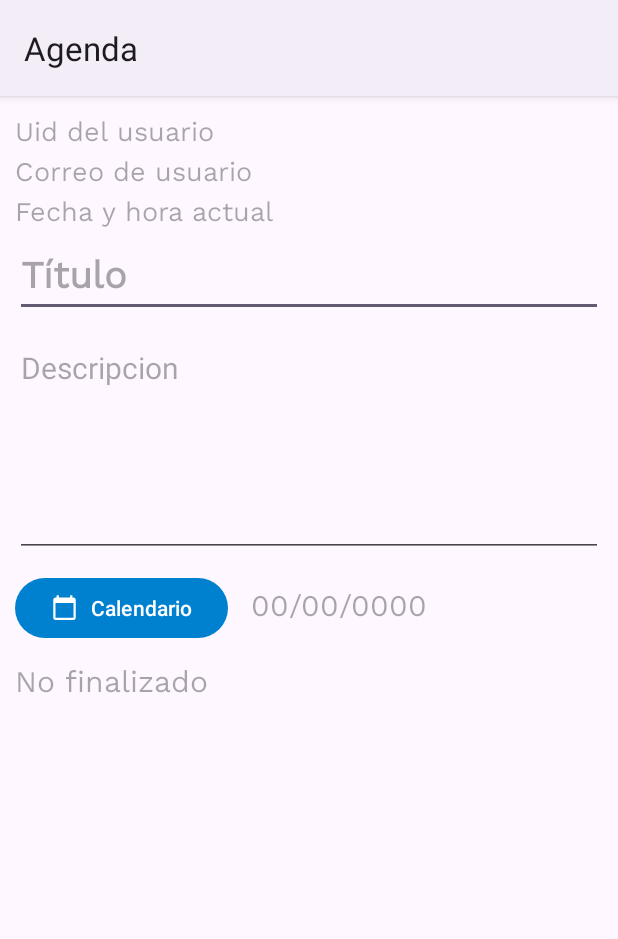
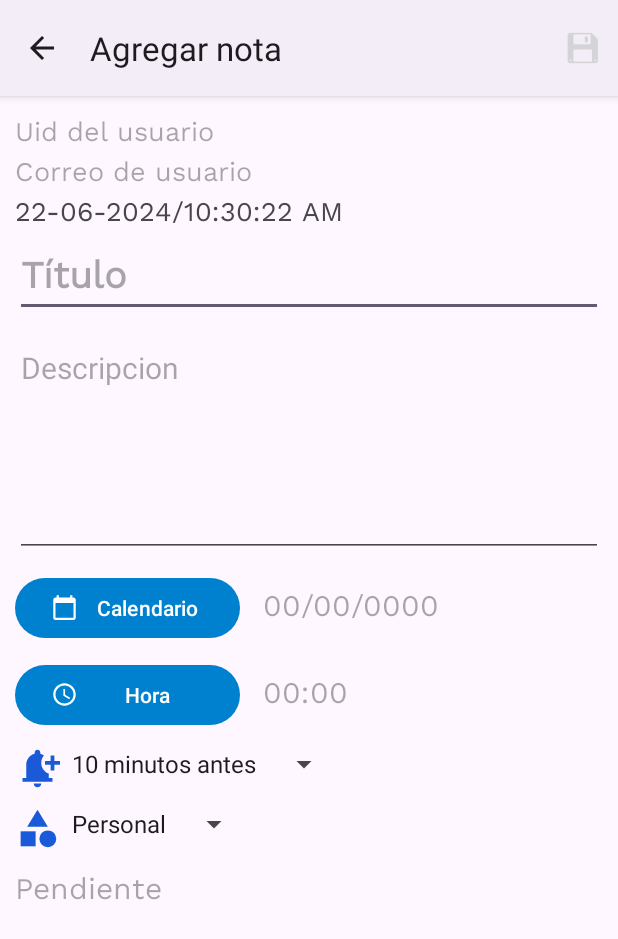
Before and after one commit to Brend-hs/Agenda, an Android app: the Agregar_Nota screen opened directly, with no data from a screen before it, on a phone screen of 412 x 824 dp. Shown: the top 939 px of the screen. Run offline under Robolectric (Android 15) with nearby library versions, the phone set to English and light mode, and no system bars.

Commit message:
Agregar nota

```diff
--- a/app/src/main/java/com/example/agenda/AgregarNota/Agregar_Nota.java
+++ b/app/src/main/java/com/example/agenda/AgregarNota/Agregar_Nota.java
@@ -1,8 +1,24 @@
 package com.example.agenda.AgregarNota;
 
+import android.app.DatePickerDialog;
+import android.app.TimePickerDialog;
 import android.os.Bundle;
+import android.view.Menu;
+import android.view.MenuInflater;
+import android.view.MenuItem;
+import android.view.View;
+import android.widget.ArrayAdapter;
+import android.widget.Button;
+import android.widget.DatePicker;
+import android.widget.EditText;
+import android.widget.Spinner;
+import android.widget.TextView;
+import android.widget.TimePicker;
+import android.widget.Toast;
 
 import androidx.activity.EdgeToEdge;
+import androidx.annotation.NonNull;
+import androidx.appcompat.app.ActionBar;
 import androidx.appcompat.app.AppCompatActivity;
 import androidx.core.graphics.Insets;
 import androidx.core.view.ViewCompat;
@@ -10,7 +26,19 @@ import androidx.core.view.WindowInsetsCompat;
 
 import com.example.agenda.R;
 
+import java.text.SimpleDateFormat;
+import java.util.Calendar;
+import java.util.Locale;
+
 public class Agregar_Nota extends AppCompatActivity {
+
+    TextView Uid_Usuario, Correo_Usuario, Fecha_hora_actual, Fecha, Hora, Estado;
+    EditText Titulo, Descripcion;
+    Button Btn_Calendario, Btn_Hora;
+
+    int mes, dia, anio, hora, minuto;
+
+    Spinner SpinnerNotificacion, SpinnerCategoria;
 
     @Override
     protected void onCreate(Bundle savedInstanceState) {
@@ -22,5 +50,173 @@ public class Agregar_Nota extends AppCompatActivity {
             v.setPadding(systemBars.left, systemBars.top, systemBars.right, systemBars.bottom);
             return insets;
         });
+
+        ActionBar actionBar = getSupportActionBar();
+        actionBar.setTitle("Agregar nota");
+        actionBar.setDisplayShowHomeEnabled(true);
+        actionBar.setDisplayHomeAsUpEnabled(true);
+
+        InicializarVariables();
+        ObtenerDatos();
+        Obtener_Fecha_Hora_Actual();
+
+        Btn_Calendario.setOnClickListener(new View.OnClickListener() {
+            @Override
+            public void onClick(View v) {
+                final Calendar calendario = Calendar.getInstance();
+                dia = calendario.get(Calendar.DAY_OF_MONTH);
+                mes = calendario.get(Calendar.MONTH);
+                anio = calendario.get(Calendar.YEAR);
+
+                DatePickerDialog datePickerDialog = new DatePickerDialog(Agregar_Nota.this, new DatePickerDialog.OnDateSetListener() {
+                    @Override
+                    public void onDateSet(DatePicker view, int AnioSeleccionado, int MesSeleccionado, int DiaSeleccionado) {
+                        String diaFormateado, mesFormateado;
+
+                        //Obtener dia
+                        if(DiaSeleccionado<10){
+                            diaFormateado = "0"+String.valueOf(DiaSeleccionado); //9/mes/año -> 09/mes/año
+                        }else{
+                            diaFormateado = String.valueOf(DiaSeleccionado);
+                        }
+
+                        //Obtener el mes
+                        int Mes = MesSeleccionado+1; //Para que no inicialice en 0
+                        if(Mes<10){
+                            mesFormateado = "0"+String.valueOf(Mes);// dia/9/año -> dia/09/año
+                        }else{
+                            mesFormateado = String.valueOf(Mes);
+                        }
+
+                        //Seter fecha en textview
+                        Fecha.setText(diaFormateado+"/"+mesFormateado+"/"+AnioSeleccionado);
+                    }
+                }
+                ,anio,mes,dia);
+                datePickerDialog.show();
+            }
+        });
+
+        Btn_Hora.setOnClickListener(new View.OnClickListener() {
+            @Override
+            public void onClick(View v) {
+                final Calendar calendario = Calendar.getInstance();
+                hora = calendario.get(Calendar.HOUR_OF_DAY);
+                minuto = calendario.get(Calendar.MINUTE);
+
+                TimePickerDialog timePickerDialog = new TimePickerDialog(Agregar_Nota.this, new TimePickerDialog.OnTimeSetListener() {
+                    @Override
+                    public void onTimeSet(TimePicker view, int HoraSeleccionada, int MinutoSeleccionado) {
+                        String horaFormateada, minutoFormateado;
+                        String AM_PM="AM";
+                        //Obtener hora
+                        if(HoraSeleccionada>=12){
+                            AM_PM="PM";
+                            if(HoraSeleccionada>=13 && HoraSeleccionada<24){
+                                HoraSeleccionada-=12;
+                                horaFormateada = String.valueOf(HoraSeleccionada);
+                            }else{
+                                HoraSeleccionada = 12;
+                                horaFormateada = String.valueOf(HoraSeleccionada);
+                            }
+                        } else if (HoraSeleccionada==0) {
+                            HoraSeleccionada=12;
+                            horaFormateada = String.valueOf(HoraSeleccionada);
+                        }
+
+                        if(HoraSeleccionada<9){
+                            horaFormateada = "0"+String.valueOf(HoraSeleccionada);
+                        }else{
+                            horaFormateada = String.valueOf(HoraSeleccionada);
+                        }
+
+                        //Obtener minutos
+                        if(MinutoSeleccionado<9){
+                            minutoFormateado = "0"+String.valueOf(MinutoSeleccionado);
+                        }else{
+                            minutoFormateado = String.valueOf(MinutoSeleccionado);
+                        }
+
+                        //Seter hora en textview
+                        Hora.setText(horaFormateada+":"+minutoFormateado+" "+AM_PM);
+                    }
+                }
+                        ,hora,minuto,false);
+                timePickerDialog.show();
+            }
+        });
+
+        EstablecerNotificacion();
+        EstabecerCategoria();
+
+        /*TO-DO:
+        * Poder añadir otra categoria
+        * Añadir contacto*/
+    }
+
+    private void InicializarVariables(){
+        Uid_Usuario = findViewById(R.id.Uid_Usuario);
+        Correo_Usuario= findViewById(R.id.Correo_Usuario);
+        Fecha_hora_actual= findViewById(R.id.Fecha_hora_actual);
+        Fecha = findViewById(R.id.Fecha);
+        Hora = findViewById(R.id.Hora);
+        Estado = findViewById(R.id.Estado);
+
+        Titulo = findViewById(R.id.Titulo);
+        Descripcion = findViewById(R.id.Descripcion);
+        Btn_Calendario = findViewById(R.id.Btn_Calendario);
+        Btn_Hora = findViewById(R.id.Btn_Hora);
+
+        SpinnerNotificacion = findViewById(R.id.SpinnerNotificacion);
+        SpinnerCategoria = findViewById(R.id.SpinnerCategoria);
+    }
+
+    private void ObtenerDatos(){
+        String uid_recuperado = getIntent().getStringExtra("Uid");
+        String correo_recuperado = getIntent().getStringExtra("Correo");
+
+        Uid_Usuario.setText(uid_recuperado);
+        Correo_Usuario.setText(correo_recuperado);
+    }
+
+    private void Obtener_Fecha_Hora_Actual(){
+        String fecha_hora_registro = new SimpleDateFormat("dd-MM-yyyy/HH:mm:ss a",
+                Locale.getDefault()).format(System.currentTimeMillis());
+        Fecha_hora_actual.setText(fecha_hora_registro);
+    }
+
+    private void EstablecerNotificacion() {
+        ArrayAdapter<CharSequence> notificacionAdapter = ArrayAdapter.createFromResource(Agregar_Nota.this,
+                R.array.Opciones_Notificacion, android.R.layout.simple_spinner_item);
+        notificacionAdapter.setDropDownViewResource(android.R.layout.simple_spinner_dropdown_item);
+        SpinnerNotificacion.setAdapter(notificacionAdapter);
+    }
+
+    private void EstabecerCategoria(){
+        ArrayAdapter<CharSequence> categoriaAdapter = ArrayAdapter.createFromResource(Agregar_Nota.this,
+                R.array.Opciones_Categoria, android.R.layout.simple_spinner_item);
+        categoriaAdapter.setDropDownViewResource(android.R.layout.simple_spinner_dropdown_item);
+        SpinnerCategoria.setAdapter(categoriaAdapter);
+    }
+
+    @Override
+    public boolean onCreateOptionsMenu(Menu menu) {
+        MenuInflater menuInflater = getMenuInflater();
+        menuInflater.inflate(R.menu.menu_agenda,menu);
+        return super.onCreateOptionsMenu(menu);
+    }
+
+    @Override
+    public boolean onOptionsItemSelected(@NonNull MenuItem item) {
+        if(item.getItemId()==R.id.Agregar_Nota_BD){
+            Toast.makeText(this, "Nota agregada", Toast.LENGTH_SHORT).show();
+        }
+        return super.onOptionsItemSelected(item);
+    }
+
+    @Override
+    public boolean onSupportNavigateUp() {
+        onBackPressed();
+        return super.onSupportNavigateUp();
     }
 }
--- /dev/null
+++ b/app/src/main/res/drawable/icono_categoria.xml
@@ -0,0 +1,9 @@
+<vector xmlns:android="http://schemas.android.com/apk/res/android" android:height="24dp" android:tint="#1A59D8" android:viewportHeight="24" android:viewportWidth="24" android:width="24dp">
+
+    <path android:fillColor="@android:color/white" android:pathData="M12,2l-5.5,9h11z"/>
+
+    <path android:fillColor="@android:color/white" android:pathData="M17.5,17.5m-4.5,0a4.5,4.5 0,1 1,9 0a4.5,4.5 0,1 1,-9 0"/>
+
+    <path android:fillColor="@android:color/white" android:pathData="M3,13.5h8v8H3z"/>
+
+</vector>
--- /dev/null
+++ b/app/src/main/res/drawable/icono_notiicacion.xml
@@ -0,0 +1,5 @@
+<vector xmlns:android="http://schemas.android.com/apk/res/android" android:height="24dp" android:tint="#1A59D8" android:viewportHeight="24" android:viewportWidth="24" android:width="24dp">
+
+    <path android:fillColor="@android:color/white" android:pathData="M10,20h4c0,1.1 -0.9,2 -2,2S10,21.1 10,20zM14,9c0,2.61 1.67,4.83 4,5.66L18,17h2v2H4v-2h2v-7c0,-2.79 1.91,-5.14 4.5,-5.8V3.5C10.5,2.67 11.17,2 12,2s1.5,0.67 1.5,1.5v0.7c0.71,0.18 1.36,0.49 1.95,0.9C14.54,6.14 14,7.51 14,9zM24,8h-3V5h-2v3h-3v2h3v3h2v-3h3V8z"/>
+
+</vector>
--- /dev/null
+++ b/app/src/main/res/drawable/icono_reloj.xml
@@ -0,0 +1,7 @@
+<vector xmlns:android="http://schemas.android.com/apk/res/android" android:height="24dp" android:tint="#CCCCCC" android:viewportHeight="24" android:viewportWidth="24" android:width="24dp">
+
+    <path android:fillColor="@android:color/white" android:pathData="M11.99,2C6.47,2 2,6.48 2,12s4.47,10 9.99,10C17.52,22 22,17.52 22,12S17.52,2 11.99,2zM12,20c-4.42,0 -8,-3.58 -8,-8s3.58,-8 8,-8 8,3.58 8,8 -3.58,8 -8,8z"/>
+
+    <path android:fillColor="@android:color/white" android:pathData="M12.5,7H11v6l5.25,3.15 0.75,-1.23 -4.5,-2.67z"/>
+
+</vector>
--- a/app/src/main/res/layout/activity_agregar_nota.xml
+++ b/app/src/main/res/layout/activity_agregar_nota.xml
@@ -72,7 +72,7 @@
                 android:id="@+id/Btn_Calendario"
                 android:text="@string/Btn_Calendario"
                 app:icon="@drawable/icono_calendario"
-                android:layout_width="wrap_content"
+                android:layout_width="150dp"
                 android:layout_height="wrap_content"/>
 
             <!--VISUALIZAR FECHA ELEGIDA-->
@@ -82,6 +82,72 @@
                 android:textSize="20sp"
                 android:layout_marginStart="15dp"
                 android:fontFamily="@font/worksans"
+                android:layout_width="wrap_content"
+                android:layout_height="wrap_content"/>
+
+        </androidx.appcompat.widget.LinearLayoutCompat>
+
+        <androidx.appcompat.widget.LinearLayoutCompat
+            android:layout_width="match_parent"
+            android:layout_height="wrap_content"
+            android:layout_marginTop="10dp"
+            android:orientation="horizontal">
+
+            <!--BOTON PARA ABRIR RELOJ-->
+            <Button
+                android:id="@+id/Btn_Hora"
+                android:text="@string/Btn_Hora"
+                app:icon="@drawable/icono_reloj"
+                android:layout_width="150dp"
+                android:layout_height="wrap_content"/>
+
+            <!--VISUALIZAR HORA ELEGIDA-->
+            <TextView
+                android:id="@+id/Hora"
+                android:hint="@string/Hora"
+                android:textSize="20sp"
+                android:layout_marginStart="15dp"
+                android:fontFamily="@font/worksans"
+                android:layout_width="wrap_content"
+                android:layout_height="wrap_content"/>
+
+        </androidx.appcompat.widget.LinearLayoutCompat>
+
+        <!--NOTIFICACION-->
+        <androidx.appcompat.widget.LinearLayoutCompat
+            android:layout_width="match_parent"
+            android:layout_height="wrap_content"
+            android:layout_marginTop="10dp"
+            android:orientation="horizontal">
+
+            <!--ICONO DE ALARMA-->
+            <ImageView
+                android:layout_width="30dp"
+                android:layout_height="30dp"
+                android:src="@drawable/icono_notiicacion"/>
+
+            <Spinner
+                android:id="@+id/SpinnerNotificacion"
+                android:layout_width="wrap_content"
+                android:layout_height="wrap_content"/>
+
+        </androidx.appcompat.widget.LinearLayoutCompat>
+
+        <!--CATEGORÍA-->
+        <androidx.appcompat.widget.LinearLayoutCompat
+            android:layout_width="match_parent"
+            android:layout_height="wrap_content"
+            android:layout_marginTop="10dp"
+            android:orientation="horizontal">
+
+            <!--ICONO DE ALARMA-->
+            <ImageView
+                android:layout_width="30dp"
+                android:layout_height="30dp"
+                android:src="@drawable/icono_categoria"/>
+
+            <Spinner
+                android:id="@+id/SpinnerCategoria"
                 android:layout_width="wrap_content"
                 android:layout_height="wrap_content"/>
 
--- /dev/null
+++ b/app/src/main/res/menu/menu_agenda.xml
@@ -0,0 +1,11 @@
+<?xml version="1.0" encoding="utf-8"?>
+<menu xmlns:android="http://schemas.android.com/apk/res/android"
+    xmlns:app="http://schemas.android.com/apk/res-auto">
+    <item
+        android:id="@+id/Agregar_Nota_BD"
+        android:icon="@drawable/icono_agregar_nota"
+        android:title="@string/Agregar_Nota_BD"
+        app:showAsAction="ifRoom">
+
+    </item>
+</menu>
--- a/app/src/main/res/values/strings.xml
+++ b/app/src/main/res/values/strings.xml
@@ -42,5 +42,26 @@
     <string name="Descripcion">Descripcion</string>
     <string name="Btn_Calendario">Calendario</string>
     <string name="Fecha">00/00/0000</string>
-    <string name="Estado">No finalizado</string>
+    <string name="Btn_Hora">Hora</string>
+    <string name="Hora">00:00</string>
+    <string name="Estado">Pendiente</string>
+
+    <!--ARRAY SPINNER NOTIFICACION-->
+    <string-array name="Opciones_Notificacion">
+        <item>10 minutos antes</item>
+        <item>1 día antes</item>
+        <item>Personalizado</item>
+        <item>Sin recordatorio</item>
+    </string-array>
+
+    <!--ARRAY SPINNER CATEGORÍAS-->
+    <string-array name="Opciones_Categoria">
+        <item>Personal</item>
+        <item>Trabajo</item>
+        <item>Familia</item>
+        <item>Otra</item>
+    </string-array>
+
+    <!--MENU-->
+    <string name="Agregar_Nota_BD">Agregar</string>
 </resources>
```
Also changed, not shown: app/src/main/java/com/example/agenda/MenuPrincipal.java (+10 -2 lines), app/src/main/java/com/example/agenda/Objetos/Nota.java (added, +7 -0 lines), app/src/main/res/drawable-hdpi/icono_agregar_nota.png (added), app/src/main/res/drawable-mdpi/icono_agregar_nota.png (added), app/src/main/res/drawable-xhdpi/icono_agregar_nota.png (added), app/src/main/res/drawable-xxhdpi/icono_agregar_nota.png (added), app/src/main/res/drawable-xxxhdpi/icono_agregar_nota.png (added).
